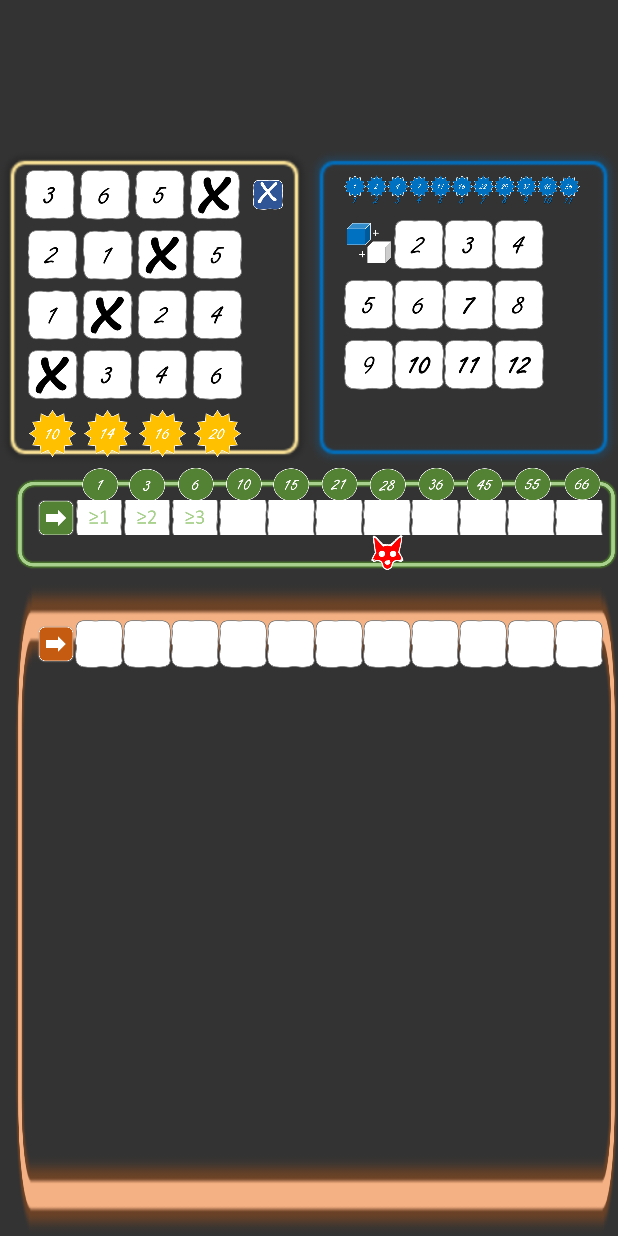
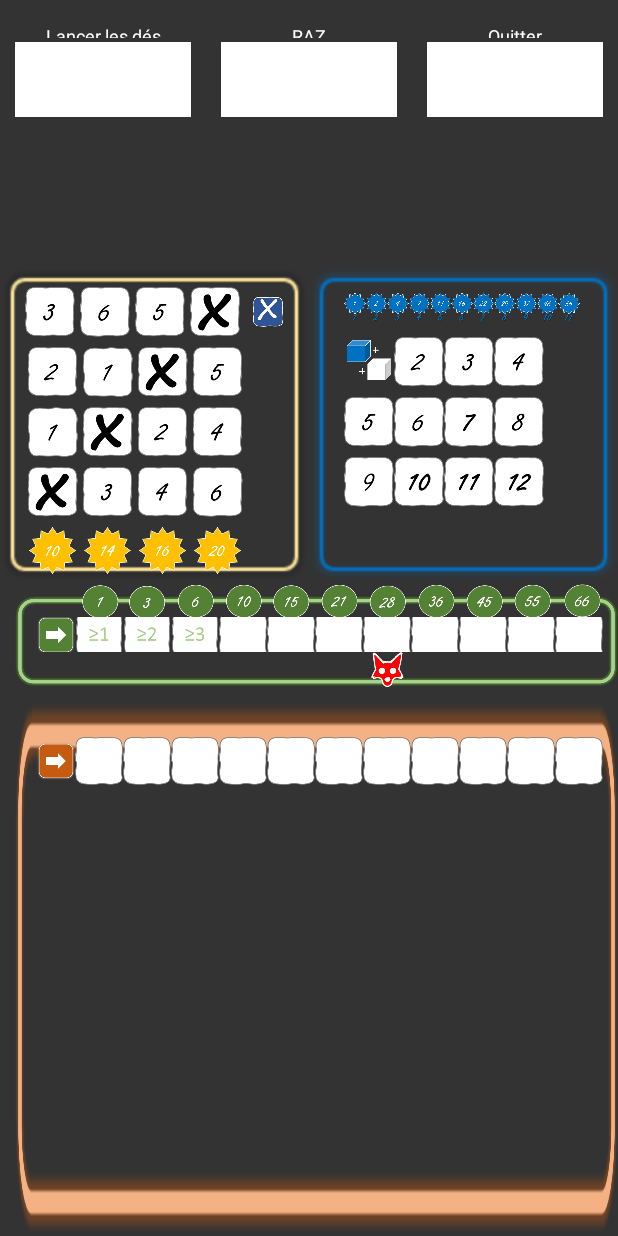
Before and after one commit to PierreGressier82/PigreApplication, an Android app: the layout activity_tres_fute_solo.xml on its own in the app's theme, with its tools: preview values and no code run, on a phone screen of 412 x 824 dp. Run offline under Robolectric (Android 15) with nearby library versions, the phone set to English and light mode, and no system bars.

Commit message:
Tres fute : - Mode solo : Mecanisme du click sur les dés bleu, vert, orange et violet (todo jaune et blanc + gestion de la mise de côté sur plateau et relance des dés restants)

```diff
--- a/app/src/main/java/com/pigredorou/topquizz/modele/TresFuteTools.java
+++ b/app/src/main/java/com/pigredorou/topquizz/modele/TresFuteTools.java
@@ -12,6 +12,7 @@ public class TresFuteTools {
     private static int[] tableauScoreColonneBleu = {0,1,2,4,7,11,16,22,29,37,46,56};
     private static int[] tableauScoreColonneVert = {0,1,3,6,10,15,21,28,36,45,55,66};
 
+    // Retourne 1 si la click sur cette case est possible, 0 sinon.
     public static int isClickPossibleCroix(int colonne, int valeurColonnePrec, int valeurColonneSuiv)
     {
         int clickOK = 0;
@@ -34,6 +35,7 @@ public class TresFuteTools {
         return clickOK ;
     }
 
+    // Retourne 1 si la click sur cette case est possible, 0 sinon.
     public static int isClickPossibleChiffres(int colonne, int valeurColonnePrec, int valeurColonneSuiv)
     {
         int clickOK = 0;
--- a/app/src/main/res/layout-land/activity_tres_fute_solo.xml
+++ b/app/src/main/res/layout-land/activity_tres_fute_solo.xml
@@ -1103,6 +1103,120 @@
                 </LinearLayout>
 
             </LinearLayout>
+            <LinearLayout
+                android:layout_width="match_parent"
+                android:layout_height="wrap_content"
+                android:layout_marginTop="15dp"
+                android:orientation="horizontal">
+
+                <RelativeLayout
+                    android:layout_width="0dp"
+                    android:layout_height="match_parent"
+                    android:layout_weight=".33"
+                    android:textAlignment="center">
+
+                    <TextView
+                        android:id="@+id/texte_lance_des"
+                        android:layout_width="match_parent"
+                        android:layout_height="10dp"
+                        android:layout_marginStart="10dp"
+                        android:layout_marginEnd="10dp"
+                        android:textAlignment="center"
+                        android:textColor="@color/blanc"
+                        android:textSize="12sp"
+                        android:text="@string/lancer_les_d_s"/>
+                </RelativeLayout>
+
+                <RelativeLayout
+                    android:layout_width="0dp"
+                    android:layout_height="match_parent"
+                    android:layout_marginTop="0dp"
+                    android:layout_weight=".33"
+                    android:textAlignment="center">
+
+                    <TextView
+                        android:id="@+id/texte_raz"
+                        android:layout_width="match_parent"
+                        android:layout_height="10dp"
+                        android:layout_marginStart="10dp"
+                        android:layout_marginEnd="10dp"
+                        android:textAlignment="center"
+                        android:textColor="@color/blanc"
+                        android:textSize="12sp"
+                        android:text="@string/raz"/>
+                </RelativeLayout>
+
+                <RelativeLayout
+                    android:layout_width="0dp"
+                    android:layout_height="match_parent"
+                    android:layout_marginTop="0dp"
+                    android:layout_weight=".33"
+                    android:textAlignment="center">
+
+                    <TextView
+                        android:id="@+id/texte_exit"
+                        android:layout_width="match_parent"
+                        android:layout_height="10dp"
+                        android:layout_marginStart="10dp"
+                        android:layout_marginEnd="10dp"
+                        android:textAlignment="center"
+                        android:textColor="@color/blanc"
+                        android:textSize="12sp"
+                        android:text="@string/quitter"/>
+                </RelativeLayout>
+            </LinearLayout>
+            <LinearLayout
+                android:layout_width="match_parent"
+                android:layout_height="50dp"
+                android:orientation="horizontal">
+
+                <RelativeLayout
+                    android:layout_width="0dp"
+                    android:layout_height="match_parent"
+                    android:layout_weight=".33"
+                    android:textAlignment="center">
+
+                    <ImageView
+                        android:id="@+id/lance_des"
+                        android:layout_width="match_parent"
+                        android:layout_height="match_parent"
+                        android:layout_marginStart="10dp"
+                        android:layout_marginEnd="10dp"
+                        android:src="@color/blanc"/>
+                </RelativeLayout>
+
+                <RelativeLayout
+                    android:layout_width="0dp"
+                    android:layout_height="match_parent"
+                    android:layout_marginTop="0dp"
+                    android:layout_weight=".33"
+                    android:textAlignment="center">
+
+                    <ImageView
+                        android:id="@+id/raz"
+                        android:layout_width="match_parent"
+                        android:layout_height="match_parent"
+                        android:layout_marginStart="10dp"
+                        android:layout_marginEnd="10dp"
+                        android:src="@color/blanc"/>
+                </RelativeLayout>
+
+                <RelativeLayout
+                    android:layout_width="0dp"
+                    android:layout_height="match_parent"
+                    android:layout_marginTop="0dp"
+                    android:layout_weight=".33"
+                    android:textAlignment="center">
+
+                    <ImageView
+                        android:id="@+id/exit"
+                        android:layout_width="match_parent"
+                        android:layout_height="match_parent"
+                        android:layout_marginStart="10dp"
+                        android:layout_marginEnd="10dp"
+                        android:src="@color/blanc"/>
+                </RelativeLayout>
+            </LinearLayout>
         </LinearLayout>
     </RelativeLayout>
 </LinearLayout>
--- a/app/src/main/res/layout/activity_tres_fute_solo.xml
+++ b/app/src/main/res/layout/activity_tres_fute_solo.xml
@@ -8,6 +8,120 @@
     android:orientation="vertical"
     tools:context=".controleur.TresFuteSolo">
 
+    <LinearLayout
+        android:layout_width="match_parent"
+        android:layout_height="wrap_content"
+        android:layout_marginTop="15dp"
+        android:orientation="horizontal">
+
+        <RelativeLayout
+            android:layout_width="0dp"
+            android:layout_height="match_parent"
+            android:layout_weight=".33"
+            android:textAlignment="center">
+
+            <TextView
+                android:id="@+id/texte_lance_des"
+                android:layout_width="match_parent"
+                android:layout_height="10dp"
+                android:layout_marginStart="10dp"
+                android:layout_marginEnd="10dp"
+                android:textAlignment="center"
+                android:textColor="@color/blanc"
+                android:textSize="12sp"
+                android:text="@string/lancer_les_d_s"/>
+        </RelativeLayout>
+
+        <RelativeLayout
+            android:layout_width="0dp"
+            android:layout_height="match_parent"
+            android:layout_marginTop="0dp"
+            android:layout_weight=".33"
+            android:textAlignment="center">
+
+            <TextView
+                android:id="@+id/texte_raz"
+                android:layout_width="match_parent"
+                android:layout_height="10dp"
+                android:layout_marginStart="10dp"
+                android:layout_marginEnd="10dp"
+                android:textAlignment="center"
+                android:textColor="@color/blanc"
+                android:textSize="12sp"
+                android:text="@string/raz"/>
+        </RelativeLayout>
+
+        <RelativeLayout
+            android:layout_width="0dp"
+            android:layout_height="match_parent"
+            android:layout_marginTop="0dp"
+            android:layout_weight=".33"
+            android:textAlignment="center">
+
+            <TextView
+                android:id="@+id/texte_exit"
+                android:layout_width="match_parent"
+                android:layout_height="10dp"
+                android:layout_marginStart="10dp"
+                android:layout_marginEnd="10dp"
+                android:textAlignment="center"
+                android:textColor="@color/blanc"
+                android:textSize="12sp"
+                android:text="@string/quitter"/>
+        </RelativeLayout>
+    </LinearLayout>
+    <LinearLayout
+        android:layout_width="match_parent"
+        android:layout_height="50dp"
+        android:orientation="horizontal">
+
+        <RelativeLayout
+            android:layout_width="0dp"
+            android:layout_height="match_parent"
+            android:layout_weight=".33"
+            android:textAlignment="center">
+
+            <ImageView
+                android:id="@+id/lance_des"
+                android:layout_width="match_parent"
+                android:layout_height="match_parent"
+                android:layout_marginStart="10dp"
+                android:layout_marginEnd="10dp"
+                android:src="@color/blanc"/>
+        </RelativeLayout>
+
+        <RelativeLayout
+            android:layout_width="0dp"
+            android:layout_height="match_parent"
+            android:layout_marginTop="0dp"
+            android:layout_weight=".33"
+            android:textAlignment="center">
+
+            <ImageView
+                android:id="@+id/raz"
+                android:layout_width="match_parent"
+                android:layout_height="match_parent"
+                android:layout_marginStart="10dp"
+                android:layout_marginEnd="10dp"
+                android:src="@color/blanc"/>
+        </RelativeLayout>
+
+        <RelativeLayout
+            android:layout_width="0dp"
+            android:layout_height="match_parent"
+            android:layout_marginTop="0dp"
+            android:layout_weight=".33"
+            android:textAlignment="center">
+
+            <ImageView
+                android:id="@+id/exit"
+                android:layout_width="match_parent"
+                android:layout_height="match_parent"
+                android:layout_marginStart="10dp"
+                android:layout_marginEnd="10dp"
+                android:src="@color/blanc"/>
+        </RelativeLayout>
+    </LinearLayout>
     <LinearLayout
         android:layout_width="match_parent"
         android:layout_height="wrap_content"
--- a/app/src/main/res/values/strings.xml
+++ b/app/src/main/res/values/strings.xml
@@ -23,4 +23,8 @@
     <string name="d_lancer">Dé à lancer</string>
     <string name="mode_feuille_de_score">Mode feuille de score</string>
     <string name="mode_jeu_solo">Mode jeu solo</string>
+    <string name="raz">RAZ</string>
+    <string name="quitter">Quitter</string>
+    <string name="annuler">Annuler</string>
+    <string name="lancer_les_d_s">Lancer les dés</string>
 </resources>
```
Also changed, not shown: app/src/main/java/com/pigredorou/topquizz/controleur/TresFuteSolo.java (+239 -21 lines), app/src/main/java/com/pigredorou/topquizz/modele/ImageViewTresFute.java (+6 -5 lines), app/src/main/res/layout-land/activity_tres_fute_score.xml (+62 -1 lines).
